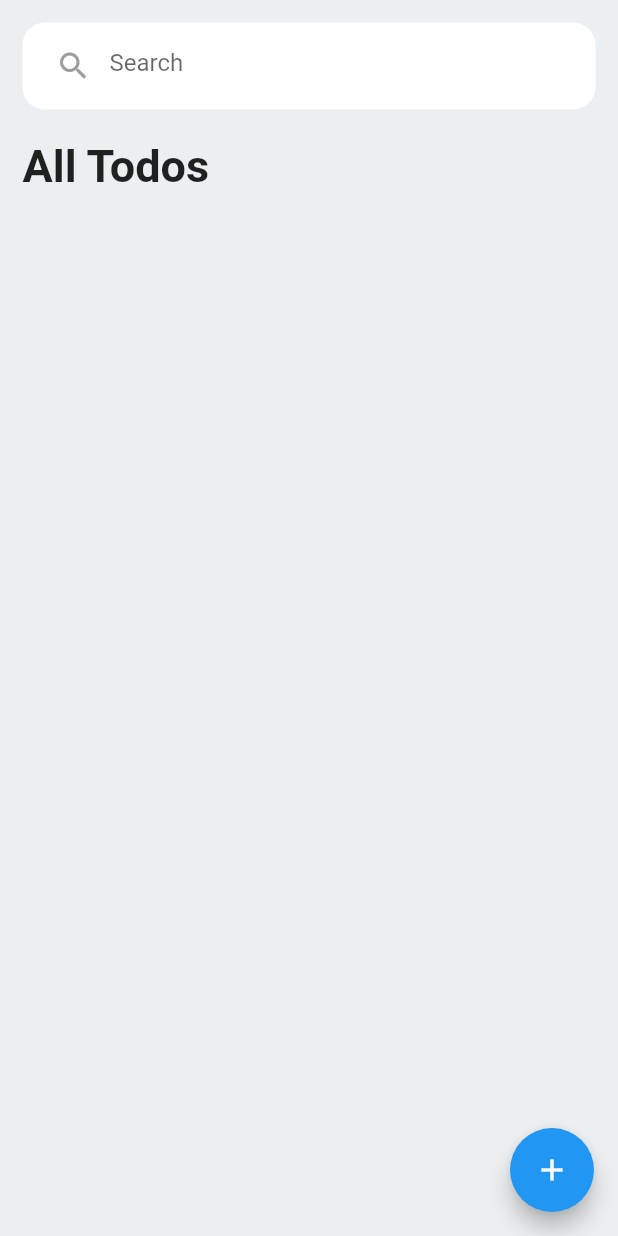
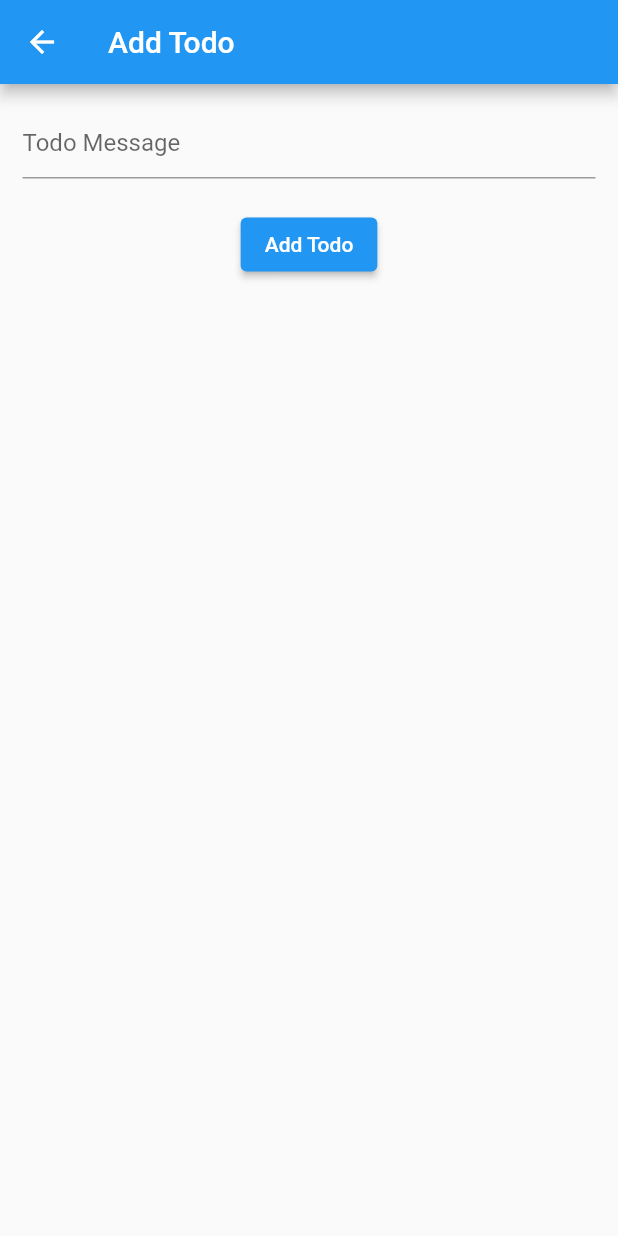
Before and after one commit to farisbasha/todo_app, a Flutter app: the screen it shows after launch, after a tap on the "add" icon, on a phone screen of 412 x 824 dp. Run offline on Flutter 3.47's test engine with Material 2 defaults, Android fonts, the phone set to English and light mode, and no system bars; our stand-ins replace get.

Commit message:
final code

```diff
--- a/lib/controller/home_controller.dart
+++ b/lib/controller/home_controller.dart
@@ -1,6 +1,20 @@
+import 'package:flutter/material.dart';
 import 'package:get/get.dart';
 import 'package:todo_app/model/todo.dart';
 
 class HomeController extends GetxController {
   final List<Todo> todoList = <Todo>[].obs;
+
+  void addTodo(String msg) {
+    final o = Todo(
+      id: UniqueKey().hashCode,
+      msg: msg,
+    );
+    print(o.id);
+    todoList.add(o);
+  }
+
+  void removeTodoById(int id) {
+    todoList.removeWhere((o) => o.id == id);
+  }
 }
--- a/lib/model/todo.dart
+++ b/lib/model/todo.dart
@@ -3,5 +3,4 @@ class Todo {
 
   final int id;
   final String msg;
-  bool isChecked = false;
 }
--- /dev/null
+++ b/lib/pages/add_todo_page.dart
@@ -0,0 +1,39 @@
+import 'package:flutter/material.dart';
+import 'package:get/get.dart';
+import 'package:todo_app/controller/home_controller.dart';
+
+class AddTodoPage extends StatelessWidget {
+  AddTodoPage({super.key});
+
+  final _todoMessageController = TextEditingController();
+  @override
+  Widget build(BuildContext context) {
+    return Scaffold(
+        appBar: AppBar(
+          title: Text("Add Todo"),
+        ),
+        body: Padding(
+          padding: const EdgeInsets.all(15.0),
+          child: Column(
+            children: [
+              TextField(
+                decoration: InputDecoration(
+                  hintText: "Todo Message",
+                ),
+                controller: _todoMessageController,
+              ),
+              SizedBox(height: 20),
+              ElevatedButton(
+                onPressed: () {
+                  Get.find<HomeController>()
+                      .addTodo(_todoMessageController.text);
+                  _todoMessageController.clear();
+                  Get.back();
+                },
+                child: Text("Add Todo"),
+              ),
+            ],
+          ),
+        ));
+  }
+}
--- a/lib/pages/home_page.dart
+++ b/lib/pages/home_page.dart
@@ -3,6 +3,7 @@
 import 'package:flutter/material.dart';
 import 'package:get/get.dart';
 import 'package:todo_app/controller/home_controller.dart';
+import 'package:todo_app/pages/add_todo_page.dart';
 import 'package:todo_app/widgets/search_field.dart';
 import 'package:todo_app/widgets/todo_card.dart';
 
@@ -16,7 +17,9 @@ class HomePage extends StatelessWidget {
     return Scaffold(
       backgroundColor: Colors.blueGrey[50],
       floatingActionButton: FloatingActionButton(
-        onPressed: () {},
+        onPressed: () {
+          Get.to(() => AddTodoPage());
+        },
         child: Icon(
           Icons.add,
         ),
@@ -24,7 +27,7 @@ class HomePage extends StatelessWidget {
       body: SafeArea(
           child: Padding(
         padding: const EdgeInsets.all(15),
-        child: SingleChildScrollView(
+        child: Obx(() => SingleChildScrollView(
               child: Column(
                 crossAxisAlignment: CrossAxisAlignment.start,
                 children: [
@@ -41,12 +44,14 @@ class HomePage extends StatelessWidget {
                   SizedBox(height: 20),
                   ...homeController.todoList
                       .map((o) => TodoCard(
-                        todoMessage: o.msg,
+                            todo: o,
                           ))
+                      .toList()
+                      .reversed
                       .toList(),
                 ],
               ),
-        ),
+            )),
       )),
     );
   }
--- a/lib/widgets/search_field.dart
+++ b/lib/widgets/search_field.dart
@@ -12,8 +12,8 @@ class SearchField extends StatelessWidget {
         color: Colors.white,
         borderRadius: BorderRadius.circular(15),
       ),
-      child: Padding(
-        padding: const EdgeInsets.symmetric(
+      child: const Padding(
+        padding: EdgeInsets.symmetric(
           horizontal: 10.0,
           vertical: 5,
         ),
--- a/lib/widgets/todo_card.dart
+++ b/lib/widgets/todo_card.dart
@@ -1,12 +1,15 @@
 import 'package:flutter/material.dart';
+import 'package:get/get.dart';
+import 'package:todo_app/controller/home_controller.dart';
+import 'package:todo_app/model/todo.dart';
 
 class TodoCard extends StatefulWidget {
   const TodoCard({
     super.key,
-    required this.todoMessage,
+    required this.todo,
   });
 
-  final String todoMessage;
+  final Todo todo;
 
   @override
   State<TodoCard> createState() => _TodoCardState();
@@ -31,7 +34,7 @@ class _TodoCardState extends State<TodoCard> {
             Expanded(
               child: CheckboxListTile(
                 title: Text(
-                  widget.todoMessage,
+                  widget.todo.msg,
                   style: TextStyle(
                     decoration: isChecked
                         ? TextDecoration.lineThrough
@@ -45,7 +48,9 @@ class _TodoCardState extends State<TodoCard> {
                 },
                 controlAffinity: ListTileControlAffinity.leading,
                 secondary: ElevatedButton(
-                    onPressed: () {},
+                    onPressed: () {
+                      Get.find<HomeController>().removeTodoById(widget.todo.id);
+                    },
                     child: Icon(Icons.delete),
                     style: ElevatedButton.styleFrom(
                       backgroundColor: Colors.red,
```
Lines whose indentation alone changed are shown as unchanged.
